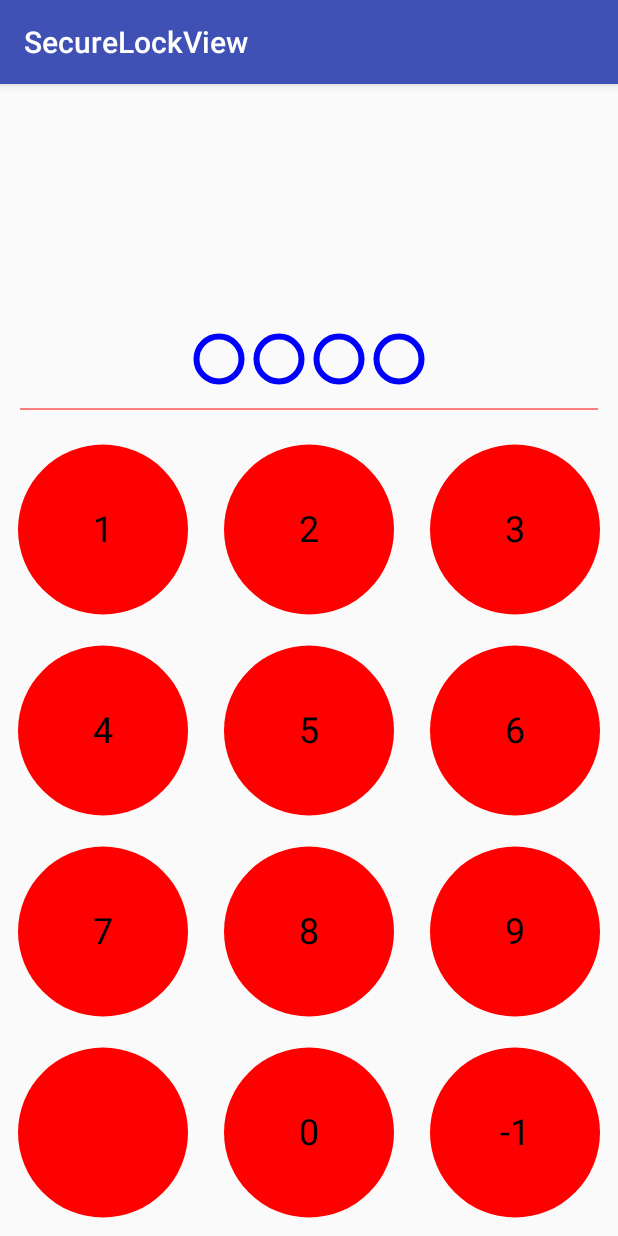
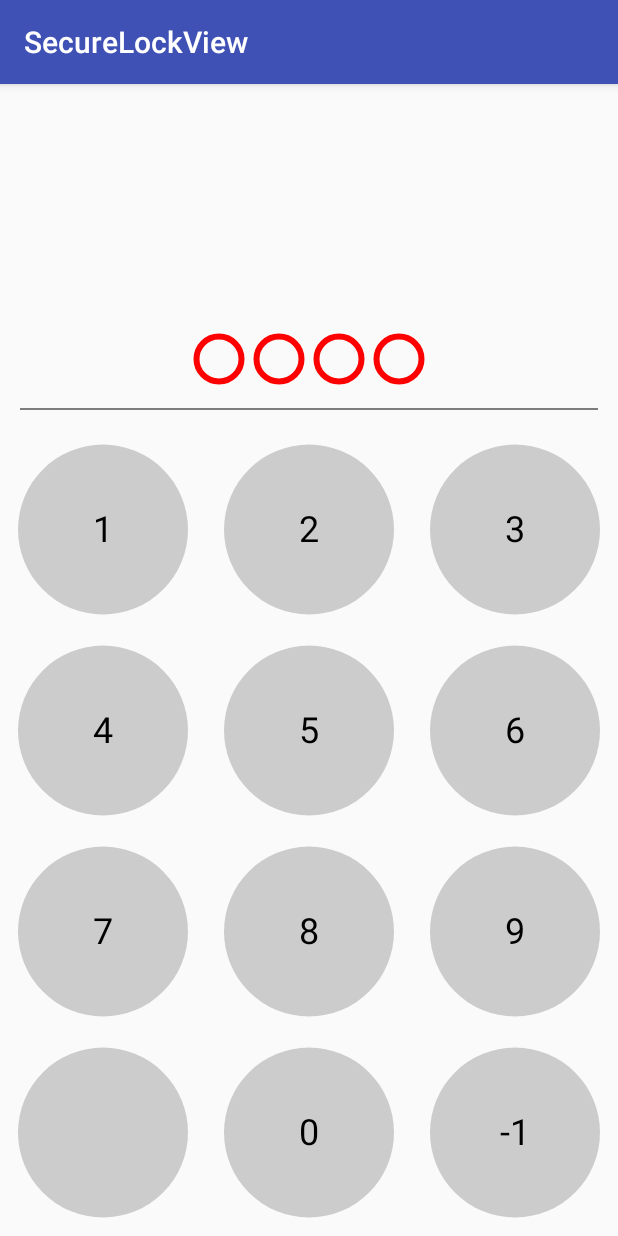
Before and after one commit to kevalpatel2106/PasscodeView, an Android app: the screen it shows after launch (MainActivity), on a phone screen of 412 x 824 dp. Run offline under Robolectric (Android 15) with nearby library versions, the phone set to English and light mode, and no system bars.

Commit message:
Setting styleable attribute

```diff
--- a/app/src/main/java/com/securelockview/sample/MainActivity.java
+++ b/app/src/main/java/com/securelockview/sample/MainActivity.java
@@ -5,7 +5,7 @@ import android.os.Bundle;
 import android.widget.Toast;
 
 import com.kevalpatel.passcodeview.PinChangeListener;
-import com.kevalpatel.passcodeview.pinview.PINView;
+import com.kevalpatel.passcodeview.pinview.PinView;
 
 public class MainActivity extends AppCompatActivity {
 
@@ -14,7 +14,7 @@ public class MainActivity extends AppCompatActivity {
         super.onCreate(savedInstanceState);
         setContentView(R.layout.activity_main);
 
-        PINView pinView = (PINView) findViewById(R.id.pin_view);
+        PinView pinView = (PinView) findViewById(R.id.pin_view);
         pinView.setPinToCheck("1234");
         pinView.setPinChangeListener(new PinChangeListener() {
             @Override
--- a/app/src/main/res/layout/activity_main.xml
+++ b/app/src/main/res/layout/activity_main.xml
@@ -6,7 +6,7 @@
     android:layout_height="match_parent"
     tools:context="com.securelockview.sample.MainActivity">
 
-    <com.kevalpatel.passcodeview.pinview.PINView
+    <com.kevalpatel.passcodeview.pinview.PinView
         android:layout_width="match_parent"
         android:id="@+id/pin_view"
         android:layout_height="match_parent"/>
--- a/passcodeview/src/main/java/com/kevalpatel/passcodeview/pinview/Defults.java
+++ b/passcodeview/src/main/java/com/kevalpatel/passcodeview/pinview/Defults.java
@@ -1,4 +1,6 @@
 package com.kevalpatel.passcodeview.pinview;
+
+import android.graphics.Color;
 
 /**
  * Created by Keval on 06-Apr-17.
@@ -13,4 +15,14 @@ class Defults {
     static final float KEY_BOARD_PROPORTION = 0.7F;
     static final String[] KEY_VALUES = new String[]{"1", "4", "7", "", "2", "5", "8", "0", "3", "6", "9", "-1"};
 
+    static final String DEF_TITLE_TEXT = "Enter PIN";
+    static final int DEF_TITLE_TEXT_COLOR = Color.BLACK;
+
+    static final int DEF_DIVIDER_COLOR = Color.BLACK;
+
+    static final int DEF_INDICATOR_FILLED_COLOR = Color.RED;
+    static final int DEF_INDICATOR_STROKE_COLOR = Color.RED;
+
+    static final int DEF_KEY_TEXT_COLOR = Color.BLACK;
+    static final int DEF_KEY_BACKGROUND_COLOR = Color.LTGRAY;
 }
--- a/passcodeview/src/main/java/com/kevalpatel/passcodeview/pinview/PINView.java
+++ b/passcodeview/src/main/java/com/kevalpatel/passcodeview/pinview/PinView.java
@@ -1,11 +1,12 @@
 package com.kevalpatel.passcodeview.pinview;
 
 import android.content.Context;
+import android.content.res.TypedArray;
 import android.graphics.Canvas;
-import android.graphics.Color;
 import android.graphics.Paint;
 import android.graphics.Rect;
 import android.os.Build;
+import android.support.annotation.ColorInt;
 import android.support.annotation.NonNull;
 import android.support.annotation.Nullable;
 import android.support.annotation.RequiresApi;
@@ -23,7 +24,7 @@ import java.util.ArrayList;
  * Created by Keval on 06-Apr-17.
  */
 
-public class PINView extends View {
+public class PinView extends View {
     private Context mContext;
     private float mDownKeyX;                        //X coordinate of the ACTION_DOWN point
     private float mDownKeyY;                        //Y coordinate of the ACTION_DOWN point
@@ -41,10 +42,24 @@ public class PINView extends View {
     private Rect mRootViewBound = new Rect();
 
     //Theme attributes
-    private int mPinCodeLength = Defults.DEF_PIN_LENGTH;    //PIN code length
+    private int mPinCodeLength;                             //PIN code length
     private float mKeyPadding;                              //Surround padding to each single key
     private float mKeyTextSize;                             //Surround padding to each single key
     private boolean mIsOneHandOperation = false;            //Bool to set true if you want to display one hand key board.
+    @ColorInt
+    private int mKeyBackgroundColor;
+    @ColorInt
+    private int mKeyTextColor;
+    @ColorInt
+    private int mIndicatorStrokeColor;
+    @ColorInt
+    private int mIndicatorFilledColor;
+    @ColorInt
+    private int mDividerColor;
+    @ColorInt
+    private int mTitleColor;
+    private String mTitle;
+
 
     //Paints
     private TextPaint mKeyTextPaint;
@@ -57,35 +72,60 @@ public class PINView extends View {
     //                  CONSTRUCTORS
     ///////////////////////////////////////////////////////////////
 
-    public PINView(Context context) {
+    public PinView(Context context) {
         super(context);
-        init(context);
+        init(context, null);
     }
 
-    public PINView(Context context, @Nullable AttributeSet attrs) {
+    public PinView(Context context, @Nullable AttributeSet attrs) {
         super(context, attrs);
-        init(context);
+        init(context, attrs);
     }
 
-    public PINView(Context context, @Nullable AttributeSet attrs, int defStyleAttr) {
+    public PinView(Context context, @Nullable AttributeSet attrs, int defStyleAttr) {
         super(context, attrs, defStyleAttr);
-        init(context);
+        init(context, attrs);
     }
 
     @RequiresApi(api = Build.VERSION_CODES.LOLLIPOP)
-    public PINView(Context context, @Nullable AttributeSet attrs, int defStyleAttr, int defStyleRes) {
+    public PinView(Context context, @Nullable AttributeSet attrs, int defStyleAttr, int defStyleRes) {
         super(context, attrs, defStyleAttr, defStyleRes);
-        init(context);
+        init(context, attrs);
     }
 
     ///////////////////////////////////////////////////////////////
     //                  SET THEME PARAMS
     ///////////////////////////////////////////////////////////////
 
-    private void init(@NonNull Context context) {
+    private void init(@NonNull Context context, AttributeSet attrs) {
         mContext = context;
 
-        mKeyTextSize = mContext.getResources().getDimension(R.dimen.key_text_size);
+        if (attrs != null) {
+            TypedArray a = mContext.getTheme().obtainStyledAttributes(attrs, R.styleable.PinView, 0, 0);
+            try {
+                mTitle = a.hasValue(R.styleable.PinView_titleText) ? a.getString(R.styleable.PinView_titleText) : Defults.DEF_TITLE_TEXT;
+                mDividerColor = a.getColor(R.styleable.PinView_dividerColor, Defults.DEF_DIVIDER_COLOR);
+                mIndicatorFilledColor = a.getColor(R.styleable.PinView_indicatorSolidColor, Defults.DEF_INDICATOR_FILLED_COLOR);
+                mIndicatorStrokeColor = a.getColor(R.styleable.PinView_indicatorStrokeColor, Defults.DEF_INDICATOR_STROKE_COLOR);
+                mKeyTextColor = a.getColor(R.styleable.PinView_keyTextColor, Defults.DEF_KEY_TEXT_COLOR);
+                mKeyBackgroundColor = a.getColor(R.styleable.PinView_keyBackground, Defults.DEF_KEY_BACKGROUND_COLOR);
+                mKeyTextSize = a.getDimensionPixelSize(R.styleable.PinView_keyTextSize, (int) mContext.getResources().getDimension(R.dimen.key_text_size));
+                mTitleColor = a.getColor(R.styleable.PinView_titleTextColor, Defults.DEF_TITLE_TEXT_COLOR);
+                mPinCodeLength = a.getInteger(R.styleable.PinView_pinLength, Defults.DEF_PIN_LENGTH);
+            } finally {
+                a.recycle();
+            }
+        } else {
+            mTitle = Defults.DEF_TITLE_TEXT;
+            mDividerColor = Defults.DEF_DIVIDER_COLOR;
+            mIndicatorFilledColor = Defults.DEF_INDICATOR_FILLED_COLOR;
+            mIndicatorStrokeColor = Defults.DEF_INDICATOR_STROKE_COLOR;
+            mKeyTextColor = Defults.DEF_KEY_TEXT_COLOR;
+            mKeyBackgroundColor = Defults.DEF_KEY_BACKGROUND_COLOR;
+            mKeyTextSize = mContext.getResources().getDimension(R.dimen.key_text_size);
+            mTitleColor = Defults.DEF_TITLE_TEXT_COLOR;
+            mPinCodeLength = Defults.DEF_PIN_LENGTH;
+        }
         mKeyPadding = mContext.getResources().getDimension(R.dimen.key_padding);
 
         prepareKeyTextPaint();
@@ -98,30 +138,38 @@ public class PINView extends View {
         //Set empty dot paint
         mEmptyIndicatorPaint = new Paint(Paint.ANTI_ALIAS_FLAG);
         mEmptyIndicatorPaint.setStyle(Paint.Style.STROKE);
-        mEmptyIndicatorPaint.setColor(Color.BLUE);
+        mEmptyIndicatorPaint.setColor(mIndicatorStrokeColor);
         mEmptyIndicatorPaint.setStrokeWidth(mContext.getResources().getDimension(R.dimen.indicator_stroke_width));
 
         //Set filled dot paint
         mSolidIndicatorPaint = new Paint(Paint.ANTI_ALIAS_FLAG);
-        mSolidIndicatorPaint.setColor(Color.RED);
+        mSolidIndicatorPaint.setColor(mIndicatorFilledColor);
+
+        invalidate();
     }
 
     private void prepareDividerPaint() {
         mDividerPaint = new Paint(Paint.ANTI_ALIAS_FLAG);
-        mDividerPaint.setColor(Color.RED);
+        mDividerPaint.setColor(mDividerColor);
+
+        invalidate();
     }
 
     private void prepareKeyBgPaint() {
         mKeyPaint = new Paint(Paint.ANTI_ALIAS_FLAG);
-        mKeyPaint.setColor(Color.RED);
+        mKeyPaint.setColor(mKeyBackgroundColor);
         mKeyPaint.setTextSize(mKeyTextSize);
+
+        invalidate();
     }
 
     private void prepareKeyTextPaint() {
         mKeyTextPaint = new TextPaint(Paint.ANTI_ALIAS_FLAG);
-        mKeyTextPaint.setColor(Color.BLACK);
+        mKeyTextPaint.setColor(mKeyTextColor);
         mKeyTextPaint.setTextSize(mKeyTextSize);
         mKeyTextPaint.setTextAlign(Paint.Align.CENTER);
+
+        invalidate();
     }
 
     ///////////////////////////////////////////////////////////////
@@ -357,6 +405,7 @@ public class PINView extends View {
 
     public void setKeyPadding(float keyPadding) {
         mKeyPadding = keyPadding;
+        invalidate();
     }
 
     public int getPinCodeLength() {
@@ -365,6 +414,7 @@ public class PINView extends View {
 
     public void setPinCodeLength(int pinCodeLength) {
         mPinCodeLength = pinCodeLength;
+        invalidate();
     }
 
     public float getKeyTextSize() {
@@ -373,6 +423,7 @@ public class PINView extends View {
 
     public void setKeyTextSize(float keyTextSize) {
         mKeyTextSize = keyTextSize;
+        prepareKeyTextPaint();
     }
 
     public boolean isOneHandOperationEnabled() {
@@ -381,6 +432,8 @@ public class PINView extends View {
 
     public void enableOneHandOperation(boolean isEnable) {
         mIsOneHandOperation = isEnable;
+
+        invalidate();
     }
 
     @Nullable
@@ -400,4 +453,66 @@ public class PINView extends View {
     public void setPinChangeListener(PinChangeListener pinChangeListener) {
         mPinChangeListener = pinChangeListener;
     }
+
+    public int getKeyBackgroundColor() {
+        return mKeyBackgroundColor;
+    }
+
+    public void setKeyBackgroundColor(int keyBackgroundColor) {
+        mKeyBackgroundColor = keyBackgroundColor;
+        prepareKeyBgPaint();
+    }
+
+    public int getKeyTextColor() {
+        return mKeyTextColor;
+    }
+
+    public void setKeyTextColor(int keyTextColor) {
+        mKeyTextColor = keyTextColor;
+        prepareKeyTextPaint();
+    }
+
+    public int getIndicatorStrokeColor() {
+        return mIndicatorStrokeColor;
+    }
+
+    public void setIndicatorStrokeColor(int indicatorStrokeColor) {
+        mIndicatorStrokeColor = indicatorStrokeColor;
+        prepareIndicatorPaint();
+    }
+
+    public int getIndicatorFilledColor() {
+        return mIndicatorFilledColor;
+    }
+
+    public void setIndicatorFilledColor(int indicatorFilledColor) {
+        mIndicatorFilledColor = indicatorFilledColor;
+        prepareIndicatorPaint();
+    }
+
+    public int getDividerColor() {
+        return mDividerColor;
+    }
+
+    public void setDividerColor(int dividerColor) {
+        mDividerColor = dividerColor;
+        prepareDividerPaint();
+    }
+
+    public int getTitleColor() {
+        return mTitleColor;
+    }
+
+    public void setTitleColor(int titleColor) {
+        mTitleColor = titleColor;
+    }
+
+    public String getTitle() {
+        return mTitle;
+    }
+
+    public void setTitle(String title) {
+        mTitle = title;
+        invalidate();
+    }
 }
```
Also changed, not shown: passcodeview/src/main/res/values/attr.xml (added, +15 -0 lines).
